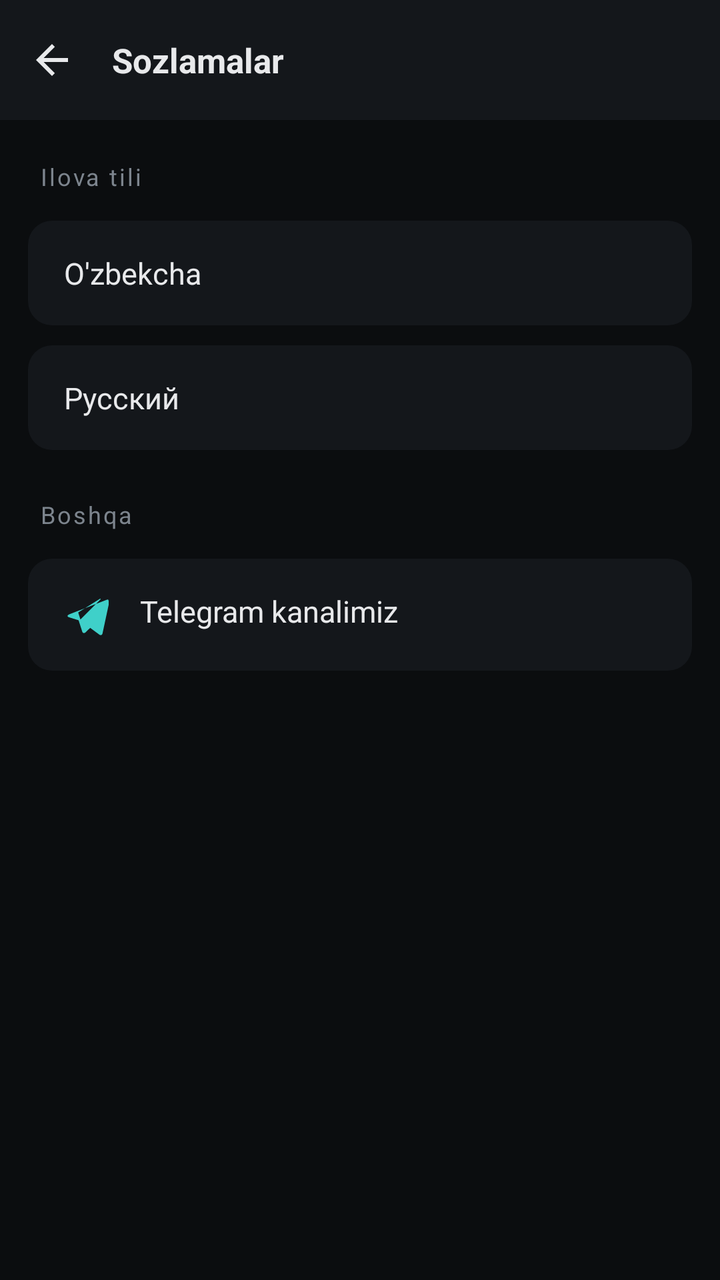
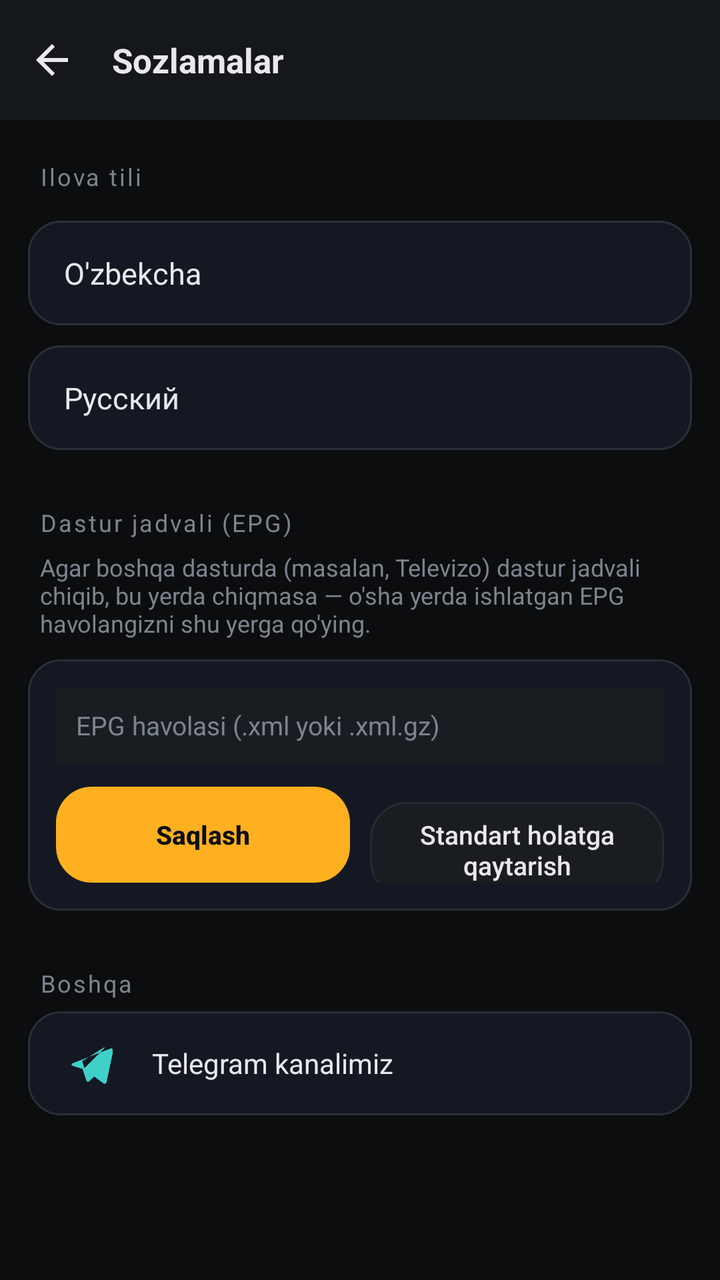

Screens rendered from an Android XML layout before and after an edit, with the pre-edit source and the edit as a unified diff.
<!-- AndroidManifest.xml: activity theme Theme.SignalIPTV -->
<!-- res/layout/activity_settings.xml -->
<?xml version="1.0" encoding="utf-8"?>
<LinearLayout xmlns:android="http://schemas.android.com/apk/res/android"
    android:layout_width="match_parent"
    android:layout_height="match_parent"
    android:orientation="vertical"
    android:background="@color/bg">

    <LinearLayout
        android:layout_width="match_parent"
        android:layout_height="wrap_content"
        android:orientation="horizontal"
        android:gravity="center_vertical"
        android:background="@color/panel"
        android:paddingStart="4dp"
        android:paddingEnd="16dp"
        android:paddingTop="8dp"
        android:paddingBottom="8dp">

        <ImageButton
            android:id="@+id/settingsBackBtn"
            android:layout_width="44dp"
            android:layout_height="44dp"
            android:background="?android:attr/selectableItemBackgroundBorderless"
            android:src="@drawable/ic_back"
            android:contentDescription="@string/settings_back" />

        <TextView
            android:layout_width="wrap_content"
            android:layout_height="wrap_content"
            android:layout_marginStart="8dp"
            android:text="@string/settings_title"
            android:textColor="@color/text"
            android:textSize="17sp"
            android:textStyle="bold" />
    </LinearLayout>

    <TextView
        android:layout_width="match_parent"
        android:layout_height="wrap_content"
        android:paddingStart="20dp"
        android:paddingEnd="20dp"
        android:paddingTop="20dp"
        android:paddingBottom="8dp"
        android:text="@string/settings_language_title"
        android:textColor="@color/muted"
        android:textSize="12sp"
        android:letterSpacing="0.08" />

    <TextView
        android:id="@+id/settingsLangUz"
        android:layout_width="match_parent"
        android:layout_height="wrap_content"
        android:layout_marginStart="14dp"
        android:layout_marginEnd="14dp"
        android:layout_marginTop="6dp"
        android:paddingStart="18dp"
        android:paddingEnd="18dp"
        android:paddingTop="16dp"
        android:paddingBottom="16dp"
        android:background="@drawable/bg_channel_item"
        android:clickable="true"
        android:focusable="true"
        android:text="@string/settings_language_uz"
        android:textColor="@color/text"
        android:textSize="15sp" />

    <TextView
        android:id="@+id/settingsLangRu"
        android:layout_width="match_parent"
        android:layout_height="wrap_content"
        android:layout_marginStart="14dp"
        android:layout_marginEnd="14dp"
        android:layout_marginTop="10dp"
        android:paddingStart="18dp"
        android:paddingEnd="18dp"
        android:paddingTop="16dp"
        android:paddingBottom="16dp"
        android:background="@drawable/bg_channel_item"
        android:clickable="true"
        android:focusable="true"
        android:text="@string/settings_language_ru"
        android:textColor="@color/text"
        android:textSize="15sp" />

    <TextView
        android:layout_width="match_parent"
        android:layout_height="wrap_content"
        android:paddingStart="20dp"
        android:paddingEnd="20dp"
        android:paddingTop="24dp"
        android:paddingBottom="8dp"
        android:text="@string/settings_other_title"
        android:textColor="@color/muted"
        android:textSize="12sp"
        android:letterSpacing="0.08" />

    <TextView
        android:id="@+id/settingsTelegram"
        android:layout_width="match_parent"
        android:layout_height="wrap_content"
        android:layout_marginStart="14dp"
        android:layout_marginEnd="14dp"
        android:layout_marginTop="6dp"
        android:paddingStart="18dp"
        android:paddingEnd="18dp"
        android:paddingTop="16dp"
        android:paddingBottom="16dp"
        android:background="@drawable/bg_channel_item"
        android:clickable="true"
        android:focusable="true"
        android:drawableStart="@drawable/ic_telegram"
        android:drawablePadding="14dp"
        android:text="@string/settings_telegram"
        android:textColor="@color/text"
        android:textSize="15sp" />

</LinearLayout>
<!-- resources referenced by this layout -->
<resources>
  <color name="bg">#0B0D0F</color>
  <color name="muted">#7C848D</color>
  <color name="panel">#14171B</color>
  <color name="text">#E8E9EB</color>
  <!-- drawable bg_channel_item (drawable) -->
  <?xml version="1.0" encoding="utf-8"?>
  <selector xmlns:android="http://schemas.android.com/apk/res/android">
      <item android:state_selected="true">
          <shape android:shape="rectangle">
              <solid android:color="#262018" />
              <stroke android:width="1.5dp" android:color="@color/amber" />
              <corners android:radius="12dp" />
          </shape>
      </item>
      <item android:state_focused="true">
          <shape android:shape="rectangle">
              <solid android:color="@color/panel2" />
              <stroke android:width="1.5dp" android:color="@color/amber" />
              <corners android:radius="12dp" />
          </shape>
      </item>
      <item android:state_pressed="true">
          <shape android:shape="rectangle">
              <solid android:color="@color/panel2" />
              <corners android:radius="12dp" />
          </shape>
      </item>
      <item>
          <shape android:shape="rectangle">
              <solid android:color="@color/panel" />
              <corners android:radius="12dp" />
          </shape>
      </item>
  </selector>
  <string name="settings_back">Orqaga</string>
  <string name="settings_language_ru">Русский</string>
  <string name="settings_language_title">Ilova tili</string>
  <string name="settings_language_uz">O\'zbekcha</string>
  <string name="settings_other_title">Boshqa</string>
  <string name="settings_telegram">Telegram kanalimiz</string>
  <string name="settings_title">Sozlamalar</string>
  <color name="amber">#FFB020</color>
  <color name="panel2">#191D22</color>
  <!-- unchanged entries left out for length: 3 -->
</resources>

<!-- the commit's change to res/layout/activity_settings.xml (unified diff, before → after) -->
@@ -57,7 +57,7 @@
         android:paddingEnd="18dp"
         android:paddingTop="16dp"
         android:paddingBottom="16dp"
-        android:background="@drawable/bg_channel_item"
+        android:background="@drawable/glass_card_row"
         android:clickable="true"
         android:focusable="true"
         android:text="@string/settings_language_uz"
@@ -75,7 +75,7 @@
         android:paddingEnd="18dp"
         android:paddingTop="16dp"
         android:paddingBottom="16dp"
-        android:background="@drawable/bg_channel_item"
+        android:background="@drawable/glass_card_row"
         android:clickable="true"
         android:focusable="true"
         android:text="@string/settings_language_ru"
@@ -87,31 +87,98 @@
         android:layout_height="wrap_content"
         android:paddingStart="20dp"
         android:paddingEnd="20dp"
-        android:paddingTop="24dp"
-        android:paddingBottom="8dp"
+        android:paddingTop="28dp"
+        android:paddingBottom="6dp"
+        android:text="@string/settings_epg_title"
+        android:textColor="@color/muted"
+        android:textSize="12sp"
+        android:letterSpacing="0.08" />
+
+    <TextView
+        android:layout_width="match_parent"
+        android:layout_height="wrap_content"
+        android:paddingStart="20dp"
+        android:paddingEnd="20dp"
+        android:paddingBottom="10dp"
+        android:text="@string/settings_epg_hint"
+        android:textColor="@color/muted"
+        android:textSize="12sp" />
+
+    <LinearLayout
+        android:layout_width="match_parent"
+        android:layout_height="wrap_content"
+        android:layout_marginStart="14dp"
+        android:layout_marginEnd="14dp"
+        android:orientation="vertical"
+        android:padding="14dp"
+        android:background="@drawable/glass_card_row">
+
+        <EditText
+            android:id="@+id/settingsEpgUrl"
+            android:layout_width="match_parent"
+            android:layout_height="wrap_content"
+            android:background="@color/panel2"
+            android:padding="10dp"
+            android:hint="@string/settings_epg_url_hint"
+            android:textColorHint="@color/muted"
+            android:textColor="@color/text"
+            android:textSize="13sp"
+            android:inputType="textUri"
+            android:singleLine="true" />
+
+        <LinearLayout
+            android:layout_width="match_parent"
+            android:layout_height="wrap_content"
+            android:layout_marginTop="12dp"
+            android:orientation="horizontal">
+
+            <Button
+                android:id="@+id/settingsEpgSave"
+                android:layout_width="0dp"
+                android:layout_height="wrap_content"
+                android:layout_weight="1"
+                android:background="@drawable/tab_chip_selected"
+                android:stateListAnimator="@null"
+                android:text="@string/settings_epg_save"
+                android:textAllCaps="false"
+                android:textColor="@color/bg"
+                android:textSize="13sp"
+                android:textStyle="bold" />
+
+            <Button
+                android:id="@+id/settingsEpgReset"
+                android:layout_width="0dp"
+                android:layout_height="wrap_content"
+                android:layout_weight="1"
+                android:layout_marginStart="10dp"
+                android:background="@drawable/tab_chip_unselected"
+                android:stateListAnimator="@null"
+                android:text="@string/settings_epg_reset"
+                android:textAllCaps="false"
+                android:textColor="@color/text"
+                android:textSize="13sp" />
+        </LinearLayout>
+    </LinearLayout>
+
+    <TextView
+        android:layout_width="match_parent"
+        android:layout_height="wrap_content"
+        android:paddingStart="20dp"
+        android:paddingEnd="20dp"
+        android:paddingTop="28dp"
+        android:paddingBottom="6dp"
         android:text="@string/settings_other_title"
         android:textColor="@color/muted"
         android:textSize="12sp"
         android:letterSpacing="0.08" />
 
     <TextView
-        android:id="@+id/settingsTelegram"
-        android:layout_width="match_parent"
-        android:layout_height="wrap_content"
+        android:id="@+id/settingsTelegramRow"
+        style="@style/DrawerRow"
         android:layout_marginStart="14dp"
         android:layout_marginEnd="14dp"
-        android:layout_marginTop="6dp"
-        android:paddingStart="18dp"
-        android:paddingEnd="18dp"
-        android:paddingTop="16dp"
-        android:paddingBottom="16dp"
-        android:background="@drawable/bg_channel_item"
-        android:clickable="true"
-        android:focusable="true"
+        android:background="@drawable/glass_card_row"
         android:drawableStart="@drawable/ic_telegram"
-        android:drawablePadding="14dp"
-        android:text="@string/settings_telegram"
-        android:textColor="@color/text"
-        android:textSize="15sp" />
+        android:text="@string/menu_telegram" />
 
 </LinearLayout>
<!-- resource entries referenced after the edit -->
@@ -4,44 +4,85 @@
   <color name="muted">#7C848D</color>
   <color name="panel">#14171B</color>
   <color name="text">#E8E9EB</color>
-  <!-- drawable bg_channel_item (drawable) -->
+  <!-- drawable glass_card_row (drawable) -->
   <?xml version="1.0" encoding="utf-8"?>
   <selector xmlns:android="http://schemas.android.com/apk/res/android">
       <item android:state_selected="true">
           <shape android:shape="rectangle">
-              <solid android:color="#262018" />
+              <solid android:color="@color/glass_card_selected" />
               <stroke android:width="1.5dp" android:color="@color/amber" />
-              <corners android:radius="12dp" />
+              <corners android:radius="16dp" />
+          </shape>
+      </item>
+      <item android:state_pressed="true">
+          <shape android:shape="rectangle">
+              <solid android:color="@color/glass_card_selected" />
+              <stroke android:width="1dp" android:color="@color/amber" />
+              <corners android:radius="16dp" />
           </shape>
       </item>
       <item android:state_focused="true">
           <shape android:shape="rectangle">
-              <solid android:color="@color/panel2" />
-              <stroke android:width="1.5dp" android:color="@color/amber" />
-              <corners android:radius="12dp" />
-          </shape>
-      </item>
-      <item android:state_pressed="true">
-          <shape android:shape="rectangle">
-              <solid android:color="@color/panel2" />
-              <corners android:radius="12dp" />
+              <solid android:color="@color/glass_card_selected" />
+              <stroke android:width="1dp" android:color="@color/amber" />
+              <corners android:radius="16dp" />
           </shape>
       </item>
       <item>
           <shape android:shape="rectangle">
-              <solid android:color="@color/panel" />
-              <corners android:radius="12dp" />
+              <solid android:color="@color/glass_card" />
+              <stroke android:width="1dp" android:color="@color/glass_border" />
+              <corners android:radius="16dp" />
           </shape>
       </item>
   </selector>
+  <!-- drawable tab_chip_selected (drawable) -->
+  <?xml version="1.0" encoding="utf-8"?>
+  <shape xmlns:android="http://schemas.android.com/apk/res/android"
+      android:shape="rectangle">
+      <solid android:color="@color/amber" />
+      <corners android:radius="18dp" />
+  </shape>
+  <!-- drawable tab_chip_unselected (drawable) -->
+  <?xml version="1.0" encoding="utf-8"?>
+  <shape xmlns:android="http://schemas.android.com/apk/res/android"
+      android:shape="rectangle">
+      <solid android:color="@color/panel2" />
+      <stroke android:width="1dp" android:color="@color/line" />
+      <corners android:radius="18dp" />
+  </shape>
+  <string name="menu_telegram">Telegram kanalimiz</string>
   <string name="settings_back">Orqaga</string>
+  <string name="settings_epg_hint">Agar boshqa dasturda (masalan, Televizo) dastur jadvali chiqib, bu yerda chiqmasa — o\'sha yerda ishlatgan EPG havolangizni shu yerga qo\'ying.</string>
+  <string name="settings_epg_reset">Standart holatga qaytarish</string>
+  <string name="settings_epg_save">Saqlash</string>
+  <string name="settings_epg_title">Dastur jadvali (EPG)</string>
+  <string name="settings_epg_url_hint">EPG havolasi (.xml yoki .xml.gz)</string>
   <string name="settings_language_ru">Русский</string>
   <string name="settings_language_title">Ilova tili</string>
   <string name="settings_language_uz">O\'zbekcha</string>
   <string name="settings_other_title">Boshqa</string>
-  <string name="settings_telegram">Telegram kanalimiz</string>
   <string name="settings_title">Sozlamalar</string>
+  <style name="DrawerRow">
+          <item name="android:layout_width">match_parent</item>
+          <item name="android:layout_height">wrap_content</item>
+          <item name="android:paddingStart">20dp</item>
+          <item name="android:paddingEnd">20dp</item>
+          <item name="android:paddingTop">14dp</item>
+          <item name="android:paddingBottom">14dp</item>
+          <item name="android:drawablePadding">18dp</item>
+          <item name="android:gravity">center_vertical</item>
+          <item name="android:textColor">@color/text</item>
+          <item name="android:textSize">14sp</item>
+          <item name="android:background">?android:attr/selectableItemBackground</item>
+          <item name="android:clickable">true</item>
+          <item name="android:focusable">true</item>
+      </style>
+  <color name="glass_card_selected">#241C0E</color>
   <color name="amber">#FFB020</color>
+  <color name="glass_card">#141822</color>
+  <color name="glass_border">#2A3038</color>
+  <color name="line">#262B31</color>
   <color name="panel2">#191D22</color>
   <!-- unchanged entries left out for length: 3 -->
 </resources>
